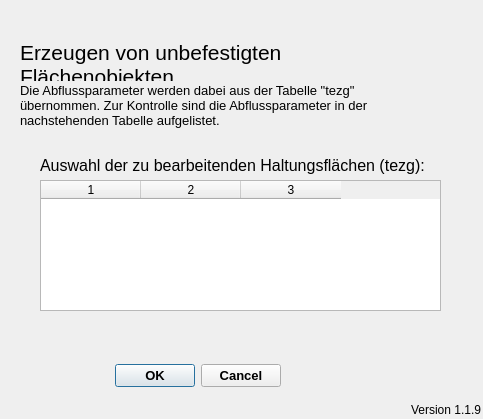
Above: qkan/createunbeffl/application_dialog_base.ui from hoettges/QKan before the change. Below: the same form after it.
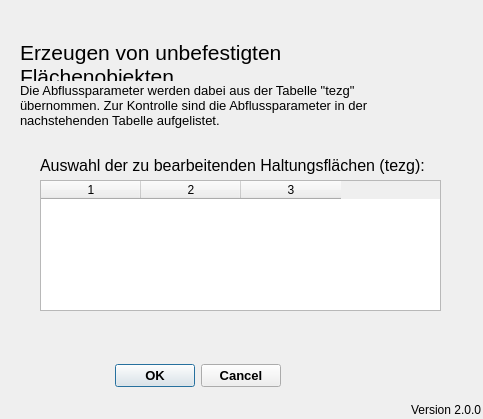
That is the form after the change.

```diff
--- a/qkan/createunbeffl/application_dialog_base.ui
+++ b/qkan/createunbeffl/application_dialog_base.ui
@@ -52,7 +52,7 @@
     <string>Version QKan Import</string>
    </property>
    <property name="text">
-    <string>Version 1.1.9</string>
+    <string>Version 2.0.0</string>
    </property>
    <property name="alignment">
     <set>Qt::AlignRight|Qt::AlignTrailing|Qt::AlignVCenter</set>
```
